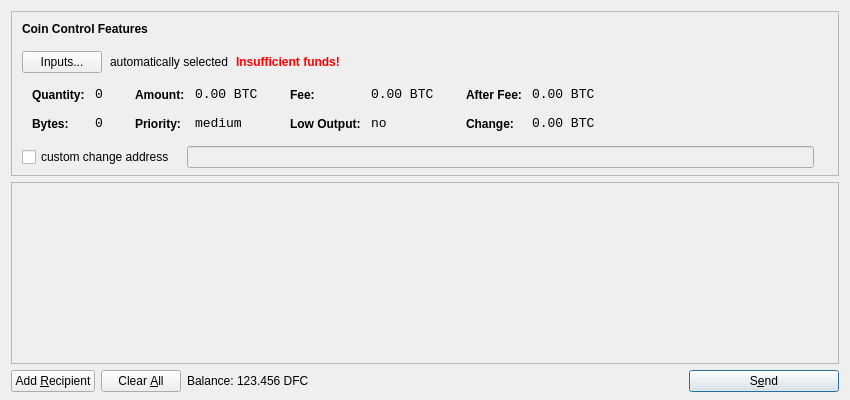
Above: src/qt/forms/sendcoinsdialog.ui from miketweaver/Defcoin before the change. Below: the same form after it.
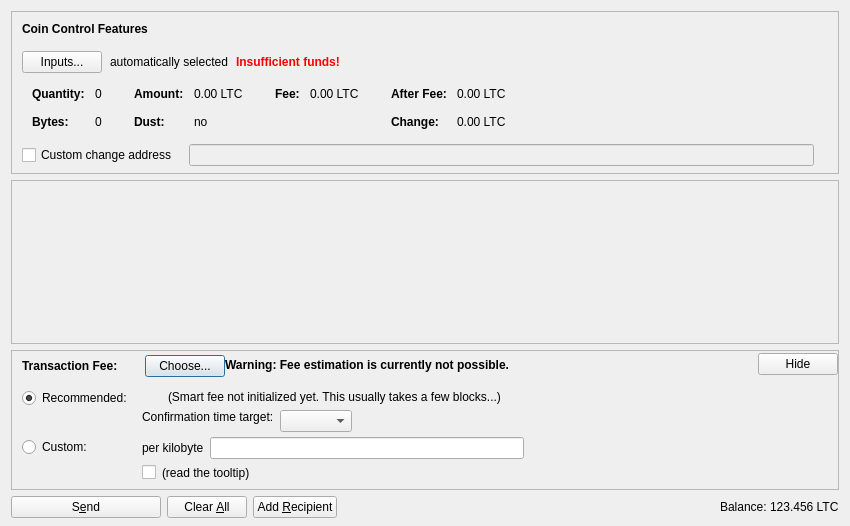
That is the form after the change. Icons and pictures are not drawn. Custom widgets are drawn as their Qt base class.

What changed in the file:
```diff
--- a/src/qt/forms/sendcoinsdialog.ui
+++ b/src/qt/forms/sendcoinsdialog.ui
@@ -7,13 +7,13 @@
     <x>0</x>
     <y>0</y>
     <width>850</width>
-    <height>400</height>
+    <height>526</height>
    </rect>
   </property>
   <property name="windowTitle">
    <string>Send Coins</string>
   </property>
-  <layout class="QVBoxLayout" name="verticalLayout" stretch="0,1,0">
+  <layout class="QVBoxLayout" name="verticalLayout" stretch="0,1,0,0">
    <property name="bottomMargin">
     <number>8</number>
    </property>
@@ -39,7 +39,7 @@
      </property>
      <layout class="QVBoxLayout" name="verticalLayoutCoinControl2">
       <property name="spacing">
-       <number>-1</number>
+       <number>0</number>
       </property>
       <property name="leftMargin">
        <number>0</number>
@@ -109,6 +109,9 @@
             <property name="text">
              <string>Inputs...</string>
             </property>
+            <property name="autoDefault">
+             <bool>false</bool>
+            </property>
            </widget>
           </item>
           <item>
@@ -173,7 +176,16 @@
            <string notr="true"/>
           </property>
           <layout class="QHBoxLayout" name="horizontalLayoutCoinControl5">
-           <property name="margin">
+           <property name="leftMargin">
+            <number>0</number>
+           </property>
+           <property name="topMargin">
+            <number>0</number>
+           </property>
+           <property name="rightMargin">
+            <number>0</number>
+           </property>
+           <property name="bottomMargin">
             <number>0</number>
            </property>
            <item>
@@ -206,8 +218,11 @@
                </property>
                <item row="0" column="0">
                 <widget class="QLabel" name="labelCoinControlQuantityText">
-                 <property name="styleSheet">
-                  <string notr="true">font-weight:bold;</string>
+                 <property name="font">
+                  <font>
+                   <weight>75</weight>
+                   <bold>true</bold>
+                  </font>
                  </property>
                  <property name="text">
                   <string>Quantity:</string>
@@ -219,12 +234,6 @@
                </item>
                <item row="0" column="1">
                 <widget class="QLabel" name="labelCoinControlQuantity">
-                 <property name="font">
-                  <font>
-                   <family>Monospace</family>
-                   <pointsize>10</pointsize>
-                  </font>
-                 </property>
                  <property name="cursor">
                   <cursorShape>IBeamCursor</cursorShape>
                  </property>
@@ -244,8 +253,11 @@
                </item>
                <item row="1" column="0">
                 <widget class="QLabel" name="labelCoinControlBytesText">
-                 <property name="styleSheet">
-                  <string notr="true">font-weight:bold;</string>
+                 <property name="font">
+                  <font>
+                   <weight>75</weight>
+                   <bold>true</bold>
+                  </font>
                  </property>
                  <property name="text">
                   <string>Bytes:</string>
@@ -254,12 +266,6 @@
                </item>
                <item row="1" column="1">
                 <widget class="QLabel" name="labelCoinControlBytes">
-                 <property name="font">
-                  <font>
-                   <family>Monospace</family>
-                   <pointsize>10</pointsize>
-                  </font>
-                 </property>
                  <property name="cursor">
                   <cursorShape>IBeamCursor</cursorShape>
                  </property>
@@ -295,8 +301,11 @@
                </property>
                <item row="0" column="0">
                 <widget class="QLabel" name="labelCoinControlAmountText">
-                 <property name="styleSheet">
-                  <string notr="true">font-weight:bold;</string>
+                 <property name="font">
+                  <font>
+                   <weight>75</weight>
+                   <bold>true</bold>
+                  </font>
                  </property>
                  <property name="text">
                   <string>Amount:</string>
@@ -308,12 +317,6 @@
                </item>
                <item row="0" column="1">
                 <widget class="QLabel" name="labelCoinControlAmount">
-                 <property name="font">
-                  <font>
-                   <family>Monospace</family>
-                   <pointsize>10</pointsize>
-                  </font>
-                 </property>
                  <property name="cursor">
                   <cursorShape>IBeamCursor</cursorShape>
                  </property>
@@ -321,7 +324,7 @@
                   <enum>Qt::ActionsContextMenu</enum>
                  </property>
                  <property name="text">
-                  <string notr="true">0.00 BTC</string>
+                  <string notr="true">0.00 LTC</string>
                  </property>
                  <property name="textInteractionFlags">
                   <set>Qt::LinksAccessibleByMouse|Qt::TextSelectableByKeyboard|Qt::TextSelectableByMouse</set>
@@ -329,23 +332,20 @@
                 </widget>
                </item>
                <item row="1" column="0">
-                <widget class="QLabel" name="labelCoinControlPriorityText">
-                 <property name="styleSheet">
-                  <string notr="true">font-weight:bold;</string>
+                <widget class="QLabel" name="labelCoinControlLowOutputText">
+                 <property name="font">
+                  <font>
+                   <weight>75</weight>
+                   <bold>true</bold>
+                  </font>
                  </property>
                  <property name="text">
-                  <string>Priority:</string>
+                  <string>Dust:</string>
                  </property>
                 </widget>
                </item>
                <item row="1" column="1">
-                <widget class="QLabel" name="labelCoinControlPriority">
-                 <property name="font">
-                  <font>
-                   <family>Monospace</family>
-                   <pointsize>10</pointsize>
-                  </font>
-                 </property>
+                <widget class="QLabel" name="labelCoinControlLowOutput">
                  <property name="cursor">
                   <cursorShape>IBeamCursor</cursorShape>
                  </property>
@@ -353,7 +353,7 @@
                   <enum>Qt::ActionsContextMenu</enum>
                  </property>
                  <property name="text">
-                  <string>medium</string>
+                  <string notr="true">no</string>
                  </property>
                  <property name="textInteractionFlags">
                   <set>Qt::LinksAccessibleByMouse|Qt::TextSelectableByKeyboard|Qt::TextSelectableByMouse</set>
@@ -381,8 +381,11 @@
                </property>
                <item row="0" column="0">
                 <widget class="QLabel" name="labelCoinControlFeeText">
-                 <property name="styleSheet">
-                  <string notr="true">font-weight:bold;</string>
+                 <property name="font">
+                  <font>
+                   <weight>75</weight>
+                   <bold>true</bold>
+                  </font>
                  </property>
                  <property name="text">
                   <string>Fee:</string>
@@ -394,12 +397,6 @@
                </item>
                <item row="0" column="1">
                 <widget class="QLabel" name="labelCoinControlFee">
-                 <property name="font">
-                  <font>
-                   <family>Monospace</family>
-                   <pointsize>10</pointsize>
-                  </font>
-                 </property>
                  <property name="cursor">
                   <cursorShape>IBeamCursor</cursorShape>
                  </property>
@@ -407,39 +404,7 @@
                   <enum>Qt::ActionsContextMenu</enum>
                  </property>
                  <property name="text">
-                  <string notr="true">0.00 BTC</string>
-                 </property>
-                 <property name="textInteractionFlags">
-                  <set>Qt::LinksAccessibleByMouse|Qt::TextSelectableByKeyboard|Qt::TextSelectableByMouse</set>
-                 </property>
-                </widget>
-               </item>
-               <item row="1" column="0">
-                <widget class="QLabel" name="labelCoinControlLowOutputText">
-                 <property name="styleSheet">
-                  <string notr="true">font-weight:bold;</string>
-                 </property>
-                 <property name="text">
-                  <string>Low Output:</string>
-                 </property>
-                </widget>
-               </item>
-               <item row="1" column="1">
-                <widget class="QLabel" name="labelCoinControlLowOutput">
-                 <property name="font">
-                  <font>
-                   <family>Monospace</family>
-                   <pointsize>10</pointsize>
-                  </font>
-                 </property>
-                 <property name="cursor">
-                  <cursorShape>IBeamCursor</cursorShape>
-                 </property>
-                 <property name="contextMenuPolicy">
-                  <enum>Qt::ActionsContextMenu</enum>
-                 </property>
-                 <property name="text">
-                  <string>no</string>
+                  <string notr="true">0.00 LTC</string>
                  </property>
                  <property name="textInteractionFlags">
                   <set>Qt::LinksAccessibleByMouse|Qt::TextSelectableByKeyboard|Qt::TextSelectableByMouse</set>
@@ -467,8 +432,11 @@
                </property>
                <item row="0" column="0">
                 <widget class="QLabel" name="labelCoinControlAfterFeeText">
-                 <property name="styleSheet">
-                  <string notr="true">font-weight:bold;</string>
+                 <property name="font">
+                  <font>
+                   <weight>75</weight>
+                   <bold>true</bold>
+                  </font>
                  </property>
                  <property name="text">
                   <string>After Fee:</string>
@@ -480,12 +448,6 @@
                </item>
                <item row="0" column="1">
                 <widget class="QLabel" name="labelCoinControlAfterFee">
-                 <property name="font">
-                  <font>
-                   <family>Monospace</family>
-                   <pointsize>10</pointsize>
-                  </font>
-                 </property>
                  <property name="cursor">
                   <cursorShape>IBeamCursor</cursorShape>
                  </property>
@@ -493,7 +455,7 @@
                   <enum>Qt::ActionsContextMenu</enum>
                  </property>
                  <property name="text">
-                  <string notr="true">0.00 BTC</string>
+                  <string notr="true">0.00 LTC</string>
                  </property>
                  <property name="textInteractionFlags">
                   <set>Qt::LinksAccessibleByMouse|Qt::TextSelectableByKeyboard|Qt::TextSelectableByMouse</set>
@@ -502,8 +464,11 @@
                </item>
                <item row="1" column="0">
                 <widget class="QLabel" name="labelCoinControlChangeText">
-                 <property name="styleSheet">
-                  <string notr="true">font-weight:bold;</string>
+                 <property name="font">
+                  <font>
+                   <weight>75</weight>
+                   <bold>true</bold>
+                  </font>
                  </property>
                  <property name="text">
                   <string>Change:</string>
@@ -512,12 +477,6 @@
                </item>
                <item row="1" column="1">
                 <widget class="QLabel" name="labelCoinControlChange">
-                 <property name="font">
-                  <font>
-                   <family>Monospace</family>
-                   <pointsize>10</pointsize>
-                  </font>
-                 </property>
                  <property name="cursor">
                   <cursorShape>IBeamCursor</cursorShape>
                  </property>
@@ -525,7 +484,7 @@
                   <enum>Qt::ActionsContextMenu</enum>
                  </property>
                  <property name="text">
-                  <string notr="true">0.00 BTC</string>
+                  <string notr="true">0.00 LTC</string>
                  </property>
                  <property name="textInteractionFlags">
                   <set>Qt::LinksAccessibleByMouse|Qt::TextSelectableByKeyboard|Qt::TextSelectableByMouse</set>
@@ -555,13 +514,16 @@
           </property>
           <item>
            <widget class="QCheckBox" name="checkBoxCoinControlChange">
+            <property name="toolTip">
+             <string>If this is activated, but the change address is empty or invalid, change will be sent to a newly generated address.</string>
+            </property>
             <property name="text">
-             <string>custom change address</string>
+             <string>Custom change address</string>
             </property>
            </widget>
           </item>
           <item>
-           <widget class="QLineEdit" name="lineEditCoinControlChange">
+           <widget class="QValidatedLineEdit" name="lineEditCoinControlChange">
             <property name="enabled">
              <bool>false</bool>
             </property>
@@ -626,11 +588,20 @@
         <x>0</x>
         <y>0</y>
         <width>830</width>
-        <height>165</height>
+        <height>104</height>
        </rect>
       </property>
-      <layout class="QVBoxLayout" name="verticalLayout_2">
-       <property name="margin">
+      <layout class="QVBoxLayout" name="verticalLayout_2" stretch="0,1">
+       <property name="leftMargin">
+        <number>0</number>
+       </property>
+       <property name="topMargin">
+        <number>0</number>
+       </property>
+       <property name="rightMargin">
+        <number>0</number>
+       </property>
+       <property name="bottomMargin">
         <number>0</number>
        </property>
        <item>
@@ -657,23 +628,530 @@
      </widget>
     </widget>
    </item>
+   <item>
+    <widget class="QFrame" name="frameFee">
+     <property name="sizePolicy">
+      <sizepolicy hsizetype="Expanding" vsizetype="Expanding">
+       <horstretch>0</horstretch>
+       <verstretch>0</verstretch>
+      </sizepolicy>
+     </property>
+     <property name="maximumSize">
+      <size>
+       <width>16777215</width>
+       <height>16777215</height>
+      </size>
+     </property>
+     <property name="frameShape">
+      <enum>QFrame::StyledPanel</enum>
+     </property>
+     <property name="frameShadow">
+      <enum>QFrame::Sunken</enum>
+     </property>
+     <layout class="QVBoxLayout" name="verticalLayoutFee1">
+      <property name="spacing">
+       <number>0</number>
+      </property>
+      <property name="leftMargin">
+       <number>0</number>
+      </property>
+      <property name="topMargin">
+       <number>0</number>
+      </property>
+      <property name="rightMargin">
+       <number>0</number>
+      </property>
+      <property name="bottomMargin">
+       <number>0</number>
+      </property>
+      <item>
+       <layout class="QVBoxLayout" name="verticalLayoutFee2" stretch="0,0,0">
+        <property name="spacing">
+         <number>0</number>
+        </property>
+        <property name="leftMargin">
+         <number>10</number>
+        </property>
+        <property name="topMargin">
+         <number>0</number>
+        </property>
+        <item>
+         <layout class="QHBoxLayout" name="horizontalLayoutFee1">
+          <property name="bottomMargin">
+           <number>0</number>
+          </property>
+          <item>
+           <layout class="QVBoxLayout" name="verticalLayoutFee7">
+            <property name="spacing">
+             <number>0</number>
+            </property>
+            <item>
+             <spacer name="verticalSpacerSmartFee">
+              <property name="orientation">
+               <enum>Qt::Vertical</enum>
+              </property>
+              <property name="sizeType">
+               <enum>QSizePolicy::Fixed</enum>
+              </property>
+              <property name="sizeHint" stdset="0">
+               <size>
+                <width>1</width>
+                <height>4</height>
+               </size>
+              </property>
+             </spacer>
+            </item>
+            <item>
+             <layout class="QHBoxLayout" name="horizontalLayoutSmartFee">
+              <property name="spacing">
+               <number>10</number>
+              </property>
+              <item>
+               <widget class="QLabel" name="labelFeeHeadline">
+                <property name="sizePolicy">
+                 <sizepolicy hsizetype="Preferred" vsizetype="Maximum">
+                  <horstretch>0</horstretch>
+                  <verstretch>0</verstretch>
+                 </sizepolicy>
+                </property>
+                <property name="font">
+                 <font>
+                  <weight>75</weight>
+                  <bold>true</bold>
+                 </font>
+                </property>
+                <property name="styleSheet">
+                 <string notr="true">font-weight:bold;</string>
+                </property>
+                <property name="text">
+                 <string>Transaction Fee:</string>
+                </property>
+               </widget>
+              </item>
+              <item>
+               <widget class="QLabel" name="labelFeeMinimized">
+                <property name="text">
+                 <string/>
+                </property>
+               </widget>
+              </item>
+              <item>
+               <widget class="QPushButton" name="buttonChooseFee">
+                <property name="text">
+                 <string>Choose...</string>
+                </property>
+               </widget>
+              </item>
+             </layout>
+            </item>
+            <item>
+             <spacer name="verticalSpacer_5">
+              <property name="orientation">
+               <enum>Qt::Vertical</enum>
+              </property>
+              <property name="sizeHint" stdset="0">
+               <size>
+                <width>1</width>
+                <height>1</height>
+               </size>
+              </property>
+             </spacer>
+            </item>
+           </layout>
+          </item>
+          <item>
+           <widget class="QLabel" name="fallbackFeeWarningLabel">
+            <property name="toolTip">
+             <string>Using the fallbackfee can result in sending a transaction that will take several hours or days (or never) to confirm. Consider choosing your fee manually or wait until you have validated the complete chain.</string>
+            </property>
+            <property name="font">
+            <font>
+                <weight>75</weight>
+                <bold>true</bold>
+            </font>
+            </property>
+            <property name="text">
+             <string>Warning: Fee estimation is currently not possible.</string>
+            </property>
+            <property name="wordWrap">
+             <bool>false</bool>
+            </property>
+           </widget>
+          </item>
+          <item>
+           <spacer name="horizontalSpacer_4">
+            <property name="orientation">
+             <enum>Qt::Horizontal</enum>
+            </property>
+            <property name="sizeType">
+             <enum>QSizePolicy::MinimumExpanding</enum>
+            </property>
+            <property name="sizeHint" stdset="0">
+             <size>
+              <width>40</width>
+              <height>20</height>
+             </size>
+            </property>
+           </spacer>
+          </item>
+          <item>
+           <widget class="QPushButton" name="buttonMinimizeFee">
+            <property name="toolTip">
+             <string>collapse fee-settings</string>
+            </property>
+            <property name="text">
+             <string>Hide</string>
+            </property>
+           </widget>
+          </item>
+         </layout>
+        </item>
+        <item>
+         <widget class="QFrame" name="frameFeeSelection">
+          <layout class="QVBoxLayout" name="verticalLayoutFee12">
+           <property name="spacing">
+            <number>0</number>
+           </property>
+           <property name="leftMargin">
+            <number>0</number>
+           </property>
+           <property name="topMargin">
+            <number>0</number>
+           </property>
+           <property name="rightMargin">
+            <number>0</number>
+           </property>
+           <property name="bottomMargin">
+            <number>0</number>
+           </property>
+           <item>
+            <layout class="QGridLayout" name="gridLayoutFee">
+             <property name="topMargin">
+              <number>10</number>
+             </property>
+             <property name="bottomMargin">
+              <number>4</number>
+             </property>
+             <property name="horizontalSpacing">
+              <number>10</number>
+             </property>
+             <property name="verticalSpacing">
+              <number>4</number>
+             </property>
+             <item row="1" column="1">
+              <layout class="QVBoxLayout" name="verticalLayoutFee8">
+               <property name="spacing">
+                <number>6</number>
+               </property>
+               <item>
+                <layout class="QHBoxLayout" name="horizontalLayoutFee13">
+                 <item>
+                  <widget class="QLabel" name="labelCustomPerKilobyte">
+                   <property name="toolTip">
+                    <string>If the custom fee is set to 1000 satoshis and the transaction is only 250 bytes, then &quot;per kilobyte&quot; only pays 250 satoshis in fee, while &quot;total at least&quot; pays 1000 satoshis. For transactions bigger than a kilobyte both pay by kilobyte.</string>
+                   </property>
+                   <property name="text">
+                    <string>per kilobyte</string>
+                   </property>
+                  </widget>
+                 </item>
+                 <item>
+                  <widget class="BitcoinAmountField" name="customFee"/>
+                 </item>
+                 <item>
+                  <spacer name="horizontalSpacer_6">
+                   <property name="orientation">
+                    <enum>Qt::Horizontal</enum>
+                   </property>
+                   <property name="sizeHint" stdset="0">
+                    <size>
+                     <width>1</width>
+                     <height>1</height>
+                    </size>
+                   </property>
+                  </spacer>
+                 </item>
+                </layout>
+               </item>
+               <item>
+                <layout class="QHBoxLayout" name="horizontalLayoutFee8">
+                 <item>
+                  <widget class="QCheckBox" name="checkBoxMinimumFee">
+                   <property name="toolTip">
+                    <string>Paying only the minimum fee is just fine as long as there is less transaction volume than space in the blocks. But be aware that this can end up in a never confirming transaction once there is more demand for litecoin transactions than the network can process.</string>
+                   </property>
+                   <property name="text">
+                    <string/>
+                   </property>
+                  </widget>
+                 </item>
+                 <item>
+                  <widget class="QLabel" name="labelMinFeeWarning">
+                   <property name="enabled">
+                    <bool>true</bool>
+                   </property>
+                   <property name="toolTip">
+                    <string>Paying only the minimum fee is just fine as long as there is less transaction volume than space in the blocks. But be aware that this can end up in a never confirming transaction once there is more demand for litecoin transactions than the network can process.</string>
+                   </property>
+                   <property name="text">
+                    <string>(read the tooltip)</string>
+                   </property>
+                   <property name="margin">
+                    <number>5</number>
+                   </property>
+                  </widget>
+                 </item>
+                 <item>
+                  <spacer name="horizontalSpacer_2">
+                   <property name="orientation">
+                    <enum>Qt::Horizontal</enum>
+                   </property>
+                   <property name="sizeHint" stdset="0">
+                    <size>
+                     <width>1</width>
+                     <height>1</height>
+                    </size>
+                   </property>
+                  </spacer>
+                 </item>
+                </layout>
+               </item>
+              </layout>
+             </item>
+             <item row="0" column="0">
+              <layout class="QVBoxLayout" name="verticalLayoutFee4" stretch="0,1">
+               <item>
+                <widget class="QRadioButton" name="radioSmartFee">
+                 <property name="text">
+                  <string>Recommended:</string>
+                 </property>
+                 <property name="checked">
+                  <bool>true</bool>
+                 </property>
+                 <attribute name="buttonGroup">
+                  <string notr="true">groupFee</string>
+                 </attribute>
+                </widget>
+               </item>
+               <item>
+                <spacer name="verticalSpacer_2">
+                 <property name="orientation">
+                  <enum>Qt::Vertical</enum>
+                 </property>
+                 <property name="sizeHint" stdset="0">
+                  <size>
+                   <width>1</width>
+                   <height>1</height>
+                  </size>
+                 </property>
+                </spacer>
+               </item>
+              </layout>
+             </item>
+             <item row="1" column="0">
+              <layout class="QVBoxLayout" name="verticalLayoutFee9" stretch="0,1">
+               <item>
+                <widget class="QRadioButton" name="radioCustomFee">
+                 <property name="text">
+                  <string>Custom:</string>
+                 </property>
+                 <attribute name="buttonGroup">
+                  <string notr="true">groupFee</string>
+                 </attribute>
+                </widget>
+               </item>
+               <item>
+                <spacer name="verticalSpacer_6">
+                 <property name="orientation">
+                  <enum>Qt::Vertical</enum>
+                 </property>
+                 <property name="sizeHint" stdset="0">
+                  <size>
+                   <width>1</width>
+                   <height>1</height>
+                  </size>
+                 </property>
+                </spacer>
+               </item>
+              </layout>
+             </item>
+             <item row="0" column="1">
+              <layout class="QVBoxLayout" name="verticalLayoutFee3" stretch="0,0,1">
+               <property name="spacing">
+                <number>6</number>
+               </property>
+               <property name="topMargin">
+                <number>2</number>
+               </property>
+               <item>
+                <layout class="QHBoxLayout" name="horizontalLayoutFee12">
+                 <item>
+                  <widget class="QLabel" name="labelSmartFee">
+                   <property name="text">
+                    <string/>
+                   </property>
+                   <property name="margin">
+                    <number>2</number>
+                   </property>
+                  </widget>
+                 </item>
+                 <item>
+                  <widget class="QLabel" name="labelFeeEstimation">
+                   <property name="text">
+                    <string/>
+                   </property>
+                  </widget>
+                 </item>
+                 <item>
+                  <widget class="QLabel" name="labelSmartFee2">
+                   <property name="text">
+                    <string>(Smart fee not initialized yet. This usually takes a few blocks...)</string>
+                   </property>
+                   <property name="margin">
+                    <number>2</number>
+                   </property>
+                  </widget>
+                 </item>
+                 <item>
+                  <spacer name="horizontalSpacer_5">
+                   <property name="orientation">
+                    <enum>Qt::Horizontal</enum>
+                   </property>
+                   <property name="sizeHint" stdset="0">
+                    <size>
+                     <width>1</width>
+                     <height>1</height>
+                    </size>
+                   </property>
+                  </spacer>
+                 </item>
+                </layout>
+               </item>
+               <item>
+                <layout class="QHBoxLayout" name="horizontalLayoutFee9">
+                 <item>
+                  <layout class="QVBoxLayout" name="verticalLayoutFee6">
+                   <item>
+                    <widget class="QLabel" name="labelSmartFee3">
+                     <property name="text">
+                      <string>Confirmation time target:</string>
+                     </property>
+                     <property name="margin">
+                      <number>2</number>
+                     </property>
+                    </widget>
+                   </item>
+                   <item>
+                    <spacer name="verticalSpacer_3">
+                     <property name="orientation">
+                      <enum>Qt::Vertical</enum>
+                     </property>
+                     <property name="sizeHint" stdset="0">
+                      <size>
+                       <width>1</width>
+                       <height>1</height>
+                      </size>
+                     </property>
+                    </spacer>
+                   </item>
+                  </layout>
+                 </item>
+                 <item>
+                  <layout class="QVBoxLayout" name="verticalLayoutFee5">
+                   <property name="rightMargin">
+                    <number>30</number>
+                   </property>
+                   <item>
+                    <layout class="QHBoxLayout" name="horizontalLayoutConfTarget">
+                     <property name="bottomMargin">
+                      <number>0</number>
+                     </property>
+                     <item>
+                      <widget class="QComboBox" name="confTargetSelector"/>
+                     </item>
+                     <item>
+                      <spacer name="horizontalSpacerConfTarget">
+                       <property name="orientation">
+                        <enum>Qt::Horizontal</enum>
+                       </property>
+                       <property name="sizeHint" stdset="0">
+                        <size>
+                         <width>40</width>
+                         <height>20</height>
+                        </size>
+                       </property>
+                      </spacer>
+                     </item>
+                    </layout>
+                   </item>
+                  </layout>
+                 </item>
+                </layout>
+               </item>
+               <item>
+                <spacer name="verticalSpacer_4">
+                 <property name="orientation">
+                  <enum>Qt::Vertical</enum>
+                 </property>
+                 <property name="sizeHint" stdset="0">
+                  <size>
+                   <width>1</width>
+                   <height>1</height>
+                  </size>
+                 </property>
+                </spacer>
+               </item>
+              </layout>
+             </item>
+            </layout>
+           </item>
+          </layout>
+         </widget>
+        </item>
+        <item>
+         <spacer name="verticalSpacerFee">
+          <property name="orientation">
+           <enum>Qt::Vertical</enum>
+          </property>
+          <property name="sizeHint" stdset="0">
+           <size>
+            <width>40</width>
+            <height>5</height>
+           </size>
+          </property>
+         </spacer>
+        </item>
+       </layout>
+      </item>
+     </layout>
+    </widget>
+   </item>
    <item>
     <layout class="QHBoxLayout" name="horizontalLayout">
      <item>
-      <widget class="QPushButton" name="addButton">
+      <widget class="QPushButton" name="sendButton">
+       <property name="minimumSize">
+        <size>
+         <width>150</width>
+         <height>0</height>
+        </size>
+       </property>
        <property name="toolTip">
-        <string>Send to multiple recipients at once</string>
+        <string>Confirm the send action</string>
        </property>
        <property name="text">
-        <string>Add &amp;Recipient</string>
+        <string>S&amp;end</string>
        </property>
        <property name="icon">
         <iconset resource="../bitcoin.qrc">
-         <normaloff>:/icons/add</normaloff>:/icons/add</iconset>
+         <normaloff>:/icons/send</normaloff>:/icons/send</iconset>
        </property>
        <property name="autoDefault">
         <bool>false</bool>
        </property>
+       <property name="default">
+        <bool>false</bool>
+       </property>
       </widget>
      </item>
      <item>
@@ -685,7 +1163,7 @@
         </sizepolicy>
        </property>
        <property name="toolTip">
-        <string>Remove all transaction fields</string>
+        <string>Clear all fields of the form.</string>
        </property>
        <property name="text">
         <string>Clear &amp;All</string>
@@ -694,14 +1172,41 @@
         <iconset resource="../bitcoin.qrc">
          <normaloff>:/icons/remove</normaloff>:/icons/remove</iconset>
        </property>
-       <property name="autoRepeatDelay">
-        <number>300</number>
+       <property name="autoDefault">
+        <bool>false</bool>
        </property>
+      </widget>
+     </item>
+     <item>
+      <widget class="QPushButton" name="addButton">
+       <property name="toolTip">
+        <string>Send to multiple recipients at once</string>
+       </property>
+       <property name="text">
+        <string>Add &amp;Recipient</string>
+       </property>
+       <property name="icon">
+        <iconset resource="../bitcoin.qrc">
+         <normaloff>:/icons/add</normaloff>:/icons/add</iconset>
+       </property>
        <property name="autoDefault">
         <bool>false</bool>
        </property>
       </widget>
      </item>
+     <item>
+      <spacer name="horizontalSpacer">
+       <property name="orientation">
+        <enum>Qt::Horizontal</enum>
+       </property>
+       <property name="sizeHint" stdset="0">
+        <size>
+         <width>40</width>
+         <height>20</height>
+        </size>
+       </property>
+      </spacer>
+     </item>
      <item>
       <layout class="QHBoxLayout" name="horizontalLayout_2">
        <property name="spacing">
@@ -709,6 +1214,12 @@
        </property>
        <item>
         <widget class="QLabel" name="label">
+         <property name="sizePolicy">
+          <sizepolicy hsizetype="Preferred" vsizetype="Fixed">
+           <horstretch>0</horstretch>
+           <verstretch>0</verstretch>
+          </sizepolicy>
+         </property>
          <property name="text">
           <string>Balance:</string>
          </property>
@@ -716,11 +1227,17 @@
        </item>
        <item>
         <widget class="QLabel" name="labelBalance">
+         <property name="sizePolicy">
+          <sizepolicy hsizetype="Preferred" vsizetype="Fixed">
+           <horstretch>0</horstretch>
+           <verstretch>0</verstretch>
+          </sizepolicy>
+         </property>
          <property name="cursor">
           <cursorShape>IBeamCursor</cursorShape>
          </property>
          <property name="text">
-          <string>123.456 DFC</string>
+          <string notr="true">123.456 LTC</string>
          </property>
          <property name="textInteractionFlags">
           <set>Qt::LinksAccessibleByMouse|Qt::TextSelectableByKeyboard|Qt::TextSelectableByMouse</set>
@@ -729,46 +1246,23 @@
        </item>
       </layout>
      </item>
-     <item>
-      <spacer name="horizontalSpacer">
-       <property name="orientation">
-        <enum>Qt::Horizontal</enum>
-       </property>
-       <property name="sizeHint" stdset="0">
-        <size>
-         <width>40</width>
-         <height>20</height>
-        </size>
-       </property>
-      </spacer>
-     </item>
-     <item>
-      <widget class="QPushButton" name="sendButton">
-       <property name="minimumSize">
-        <size>
-         <width>150</width>
-         <height>0</height>
-        </size>
-       </property>
-       <property name="toolTip">
-        <string>Confirm the send action</string>
-       </property>
-       <property name="text">
-        <string>S&amp;end</string>
-       </property>
-       <property name="icon">
-        <iconset resource="../bitcoin.qrc">
-         <normaloff>:/icons/send</normaloff>:/icons/send</iconset>
-       </property>
-       <property name="default">
-        <bool>true</bool>
-       </property>
-      </widget>
-     </item>
     </layout>
    </item>
   </layout>
  </widget>
+ <customwidgets>
+  <customwidget>
+   <class>QValidatedLineEdit</class>
+   <extends>QLineEdit</extends>
+   <header>qvalidatedlineedit.h</header>
+  </customwidget>
+  <customwidget>
+   <class>BitcoinAmountField</class>
+   <extends>QLineEdit</extends>
+   <header>bitcoinamountfield.h</header>
+   <container>1</container>
+  </customwidget>
+ </customwidgets>
  <resources>
   <include location="../bitcoin.qrc"/>
  </resources>
```
Left out of the diff: 3 changed lines with no effect on the pictures.
